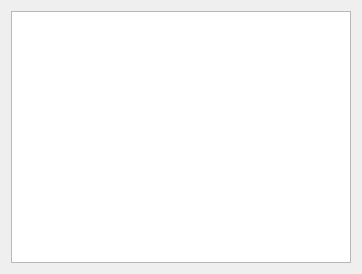
Old version of the form src/knightsview_base.ui in the repository KDE/knights.
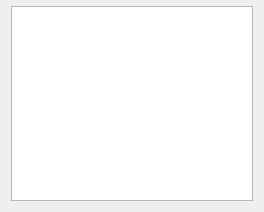
New version of the form.

Patch:
```diff
--- a/src/knightsview_base.ui
+++ b/src/knightsview_base.ui
@@ -6,8 +6,8 @@
    <rect>
     <x>0</x>
     <y>0</y>
-    <width>362</width>
-    <height>274</height>
+    <width>264</width>
+    <height>212</height>
    </rect>
   </property>
   <property name="windowTitle">
@@ -17,6 +17,12 @@
    <bool>true</bool>
   </property>
   <layout class="QVBoxLayout" name="verticalLayout">
+   <property name="topMargin">
+    <number>0</number>
+   </property>
+   <item>
+    <widget class="QWidget" name="notificationWidget" native="true"/>
+   </item>
    <item>
     <widget class="QGraphicsView" name="canvas">
      <property name="verticalScrollBarPolicy">
```
